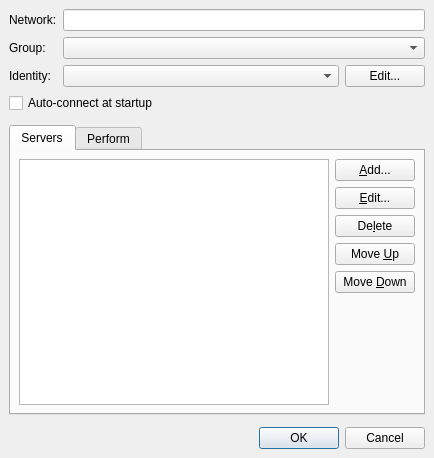
Qt form gui/networkeditdlg.ui (quassel/quassel) before a commit.
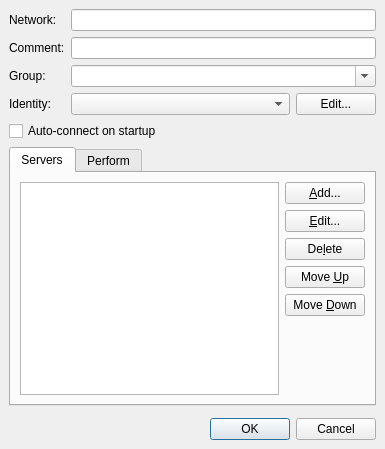
The same form after that commit.

```diff
--- a/gui/networkeditdlg.ui
+++ b/gui/networkeditdlg.ui
@@ -5,8 +5,8 @@
    <rect>
     <x>0</x>
     <y>0</y>
-    <width>434</width>
-    <height>458</height>
+    <width>385</width>
+    <height>449</height>
    </rect>
   </property>
   <property name="windowTitle" >
@@ -27,7 +27,7 @@
      <property name="spacing" >
       <number>6</number>
      </property>
-     <item row="2" column="0" >
+     <item row="3" column="0" >
       <widget class="QLabel" name="label_3" >
        <property name="text" >
         <string>Identity:</string>
@@ -41,10 +41,24 @@
        </property>
       </widget>
      </item>
-     <item row="0" column="1" >
-      <widget class="QLineEdit" name="networkName" />
+     <item row="2" column="0" >
+      <widget class="QLabel" name="label_2" >
+       <property name="text" >
+        <string>Group:</string>
+       </property>
+      </widget>
      </item>
      <item row="2" column="1" >
+      <widget class="QComboBox" name="networkGroup" >
+       <property name="editable" >
+        <bool>true</bool>
+       </property>
+       <property name="insertPolicy" >
+        <enum>QComboBox::NoInsert</enum>
+       </property>
+      </widget>
+     </item>
+     <item row="3" column="1" >
       <layout class="QHBoxLayout" >
        <property name="margin" >
         <number>0</number>
@@ -72,17 +86,16 @@
        </item>
       </layout>
      </item>
+     <item row="0" column="1" >
+      <widget class="QLineEdit" name="networkName" />
+     </item>
      <item row="1" column="1" >
-      <widget class="QComboBox" name="networkGroup" >
-       <property name="insertPolicy" >
-        <enum>QComboBox::NoInsert</enum>
-       </property>
-      </widget>
+      <widget class="QLineEdit" name="networkDesc" />
      </item>
      <item row="1" column="0" >
-      <widget class="QLabel" name="label_2" >
+      <widget class="QLabel" name="label_5" >
        <property name="text" >
-        <string>Group:</string>
+        <string>Comment:</string>
        </property>
       </widget>
      </item>
@@ -91,33 +104,28 @@
    <item>
     <widget class="QCheckBox" name="enableAutoConnect" >
      <property name="text" >
-      <string>Auto-connect at startup</string>
+      <string>Auto-connect on startup</string>
      </property>
     </widget>
    </item>
-   <item>
-    <widget class="QWidget" native="1" name="widget" />
-   </item>
    <item>
     <widget class="QTabWidget" name="tabWidget" >
+     <property name="enabled" >
+      <bool>true</bool>
+     </property>
      <property name="currentIndex" >
       <number>0</number>
      </property>
-     <widget class="QWidget" name="tab" >
+     <widget class="QWidget" name="serversTab" >
+      <property name="enabled" >
+       <bool>true</bool>
+      </property>
       <attribute name="title" >
        <string>Servers</string>
       </attribute>
-      <layout class="QVBoxLayout" >
-       <property name="margin" >
-        <number>8</number>
-       </property>
-       <property name="spacing" >
-        <number>6</number>
-       </property>
-       <item>
         <layout class="QHBoxLayout" >
          <property name="margin" >
-          <number>0</number>
+        <number>9</number>
          </property>
          <property name="spacing" >
           <number>6</number>
@@ -184,20 +192,8 @@
           </layout>
          </item>
         </layout>
-       </item>
-      </layout>
-      <widget class="QWidget" native="1" name="widget" >
-       <property name="geometry" >
-        <rect>
-         <x>230</x>
-         <y>20</y>
-         <width>87</width>
-         <height>151</height>
-        </rect>
-       </property>
-      </widget>
-     </widget>
-     <widget class="QWidget" name="tab" >
+     </widget>
+     <widget class="QWidget" name="performTab" >
       <attribute name="title" >
        <string>Perform</string>
       </attribute>
@@ -217,7 +213,17 @@
           <number>6</number>
          </property>
          <item>
-          <widget class="QTextEdit" name="performEdit" />
+          <widget class="QTextEdit" name="performEdit" >
+           <property name="enabled" >
+            <bool>false</bool>
+           </property>
+           <property name="html" >
+            <string>&lt;html>&lt;head>&lt;meta name="qrichtext" content="1" />&lt;style type="text/css">
+p, li { white-space: pre-wrap; }
+&lt;/style>&lt;/head>&lt;body style=" font-family:'Sans Serif'; font-size:9pt; font-weight:400; font-style:normal; text-decoration:none;">
+&lt;p style=" margin-top:0px; margin-bottom:0px; margin-left:0px; margin-right:0px; -qt-block-indent:0; text-indent:0px;">&lt;span style=" font-style:italic;">Not implemented yet&lt;/span>&lt;/p>&lt;/body>&lt;/html></string>
+           </property>
+          </widget>
          </item>
          <item>
           <widget class="QLabel" name="label_4" >
```
Lines whose indentation alone changed are shown as unchanged.
